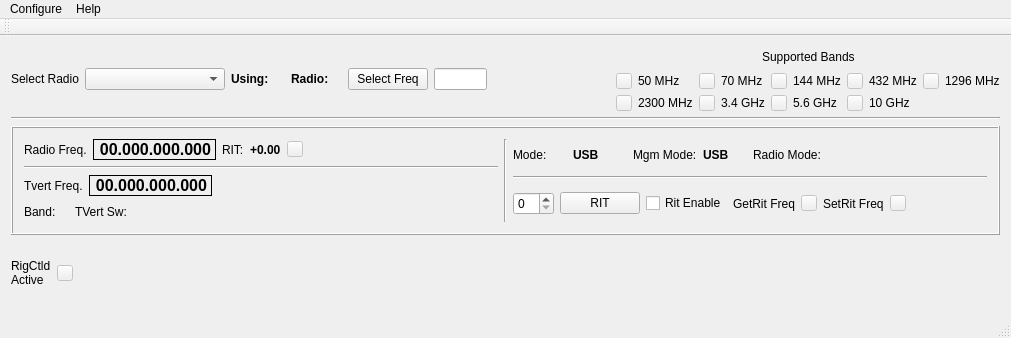
This is mqt/MqtRigControl/rigcontrolmainwindow.ui in Rsclub22/Minos2-Mirror as Qt 5 draws it before an edit. The edited form follows.
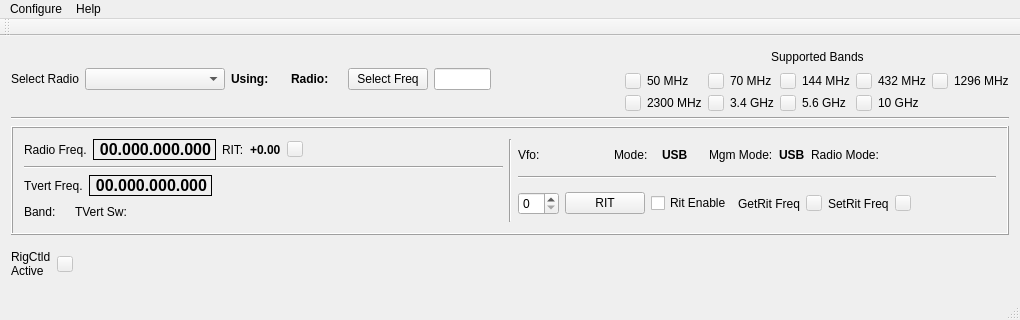
This is the edited form. Custom widgets are drawn as their Qt base class.

```diff
--- a/mqt/MqtRigControl/rigcontrolmainwindow.ui
+++ b/mqt/MqtRigControl/rigcontrolmainwindow.ui
@@ -6,8 +6,8 @@
    <rect>
     <x>0</x>
     <y>0</y>
-    <width>1011</width>
-    <height>338</height>
+    <width>1020</width>
+    <height>320</height>
    </rect>
   </property>
   <property name="windowTitle">
@@ -577,6 +577,30 @@
           <layout class="QVBoxLayout" name="verticalLayout">
            <item>
             <layout class="QHBoxLayout" name="horizontalLayout_6">
+             <item>
+              <layout class="QHBoxLayout" name="horizontalLayout_17">
+               <item>
+                <widget class="QLabel" name="vfo_title_label">
+                 <property name="text">
+                  <string>Vfo:</string>
+                 </property>
+                </widget>
+               </item>
+               <item>
+                <widget class="QLabel" name="vfo_state_label">
+                 <property name="font">
+                  <font>
+                   <weight>75</weight>
+                   <bold>true</bold>
+                  </font>
+                 </property>
+                 <property name="text">
+                  <string> </string>
+                 </property>
+                </widget>
+               </item>
+              </layout>
+             </item>
              <item>
               <layout class="QHBoxLayout" name="horizontalLayout_15">
                <item>
@@ -834,7 +858,7 @@
     <rect>
      <x>0</x>
      <y>0</y>
-     <width>1011</width>
+     <width>1020</width>
      <height>21</height>
     </rect>
    </property>
```
